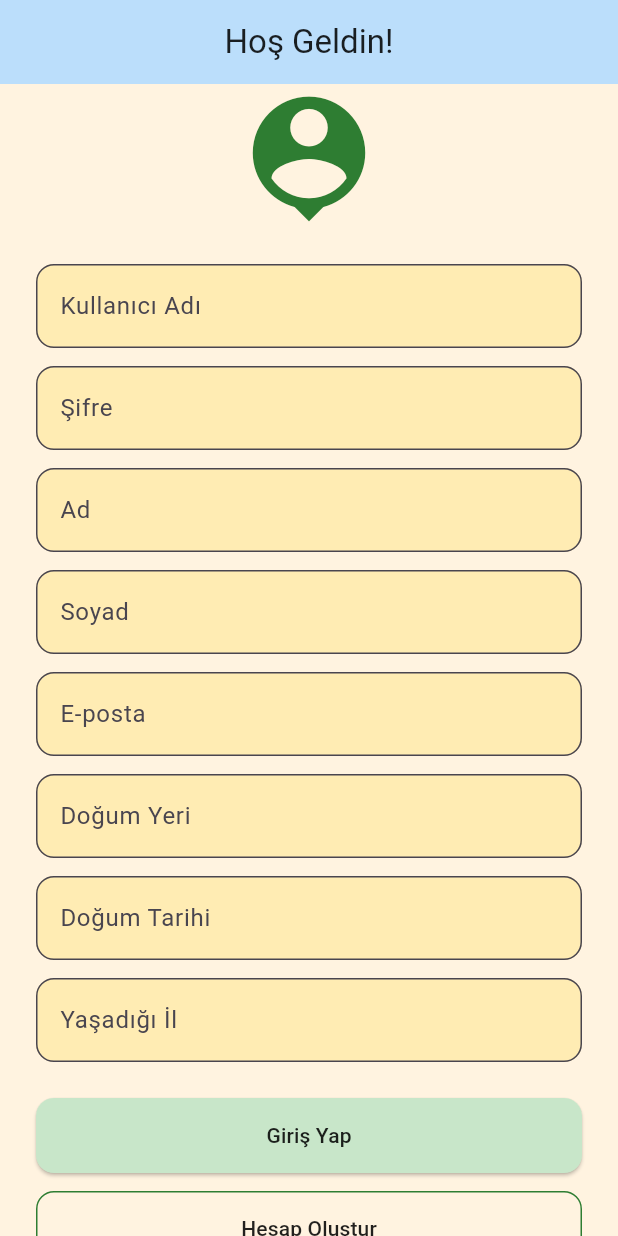
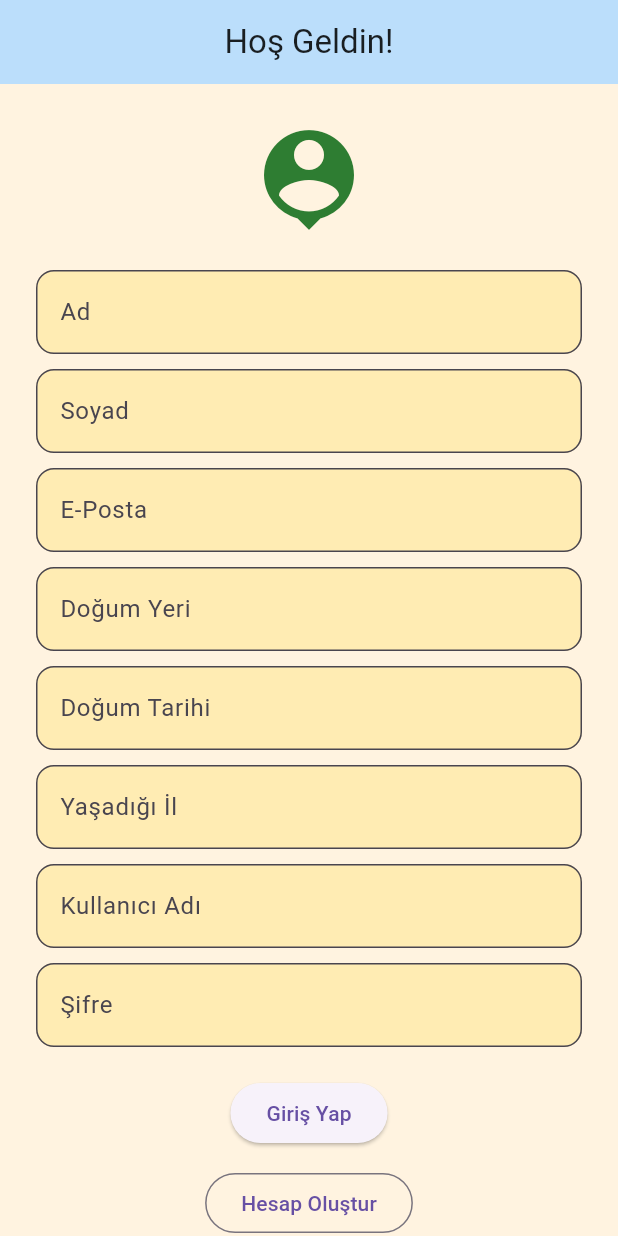
Before and after one commit to berfink0rkmaz/math_game_for_kids, a Flutter app: the screen it shows after launch, on a phone screen of 412 x 824 dp. Run offline on Flutter 3.47's test engine with Material 3 defaults, Android fonts, the phone set to English and light mode, and no system bars; our stand-ins replace shared_preferences.

Commit message:
e commit

```diff
--- a/lib/main.dart
+++ b/lib/main.dart
@@ -4,6 +4,7 @@ import 'package:math_game_for_kids/pages/home_page_addition.dart';
 import 'package:math_game_for_kids/pages/home_page_division.dart';
 import 'package:math_game_for_kids/pages/home_page_substraction.dart';
 import 'package:math_game_for_kids/pages/login_page.dart';
+import 'package:math_game_for_kids/pages/profile_page.dart';
 import 'pages/home_page_multipication.dart';
 
 void main() {
@@ -15,6 +16,7 @@ class MyApp extends StatelessWidget {
   Widget build(BuildContext context) {
     return MaterialApp(
       title: 'Math Game', // Uygulama başlığı
+      debugShowCheckedModeBanner: false,
       theme: ThemeData(
         primarySwatch: Colors.green, // Varsayılan tema rengi
       ),
@@ -22,12 +24,13 @@ class MyApp extends StatelessWidget {
 
       // Sayfa yönlendirmeleri (named routes)
       routes: {
-        '/login': (context) => const LoginPage(),                 // Giriş ekranı
-        '/home': (context) => const HomePage(),                   // Ana sayfa (eski)
+        '/login': (context) => const LoginPage(),                       // Giriş ekranı
+        '/home': (context) => const HomePage(),                         // Ana sayfa (oyun seçimi)
         '/multiplication': (context) => const HomePageMultiplication(), // Çarpma oyunu
         '/subtraction': (context) => const HomePageSubstraction(),      // Çıkarma oyunu
-        '/division': (context) => const HomePageDivision(),            // Bölme oyunu
-        '/addition': (context) => const HomePageAddition(),            // Toplama oyunu
+        '/division': (context) => const HomePageDivision(),             // Bölme oyunu
+        '/addition': (context) => const HomePageAddition(),             // Toplama oyunu
+        '/profile': (context) => const ProfilePage(),                   // Profil sayfası
       },
     );
   }
--- a/lib/pages/login_page.dart
+++ b/lib/pages/login_page.dart
@@ -9,24 +9,22 @@ class LoginPage extends StatefulWidget {
 }
 
 class _LoginPageState extends State<LoginPage> {
-  final TextEditingController _usernameController = TextEditingController();
-  final TextEditingController _passwordController = TextEditingController();
-  final TextEditingController _nameController = TextEditingController();
-  final TextEditingController _surnameController = TextEditingController();
-  final TextEditingController _emailController = TextEditingController();
-  final TextEditingController _birthPlaceController = TextEditingController();
-  final TextEditingController _birthDateController = TextEditingController();
-  final TextEditingController _cityController = TextEditingController();
-
   final _formKey = GlobalKey<FormState>();
+  final _usernameController = TextEditingController();
+  final _passwordController = TextEditingController();
+  final _nameController = TextEditingController();
+  final _surnameController = TextEditingController();
+  final _emailController = TextEditingController();
+  final _birthPlaceController = TextEditingController();
+  final _birthDateController = TextEditingController();
+  final _cityController = TextEditingController();
 
   void _validateLogin() async {
     if (_formKey.currentState!.validate()) {
       String username = _usernameController.text;
       String password = _passwordController.text;
 
-      bool isValid =
-      await PreferencesService().validateCredentials(username, password);
+      bool isValid = await PreferencesService().validateCredentials(username, password);
 
       if (isValid) {
         ScaffoldMessenger.of(context).showSnackBar(
@@ -43,12 +41,9 @@ class _LoginPageState extends State<LoginPage> {
 
   void _createAccount() async {
     if (_formKey.currentState!.validate()) {
-      String username = _usernameController.text;
-      String password = _passwordController.text;
-
       await PreferencesService().saveCredentials(
-        username: username,
-        password: password,
+        username: _usernameController.text,
+        password: _passwordController.text,
         name: _nameController.text,
         surname: _surnameController.text,
         email: _emailController.text,
@@ -63,6 +58,23 @@ class _LoginPageState extends State<LoginPage> {
     }
   }
 
+  Widget _buildTextField(String label, TextEditingController controller, {bool obscure = false}) {
+    return TextFormField(
+      controller: controller,
+      obscureText: obscure,
+      decoration: InputDecoration(
+        filled: true,
+        fillColor: const Color(0xFFFFECB3),
+        labelText: label,
+        border: OutlineInputBorder(borderRadius: BorderRadius.circular(12)),
+      ),
+      validator: (value) {
+        if (value == null || value.isEmpty) return "$label boş olamaz";
+        return null;
+      },
+    );
+  }
+
   @override
   Widget build(BuildContext context) {
     return Scaffold(
@@ -75,82 +87,35 @@ class _LoginPageState extends State<LoginPage> {
       ),
       body: Center(
         child: SingleChildScrollView(
-          padding: const EdgeInsets.symmetric(horizontal: 24),
+          padding: const EdgeInsets.all(24),
           child: Form(
             key: _formKey,
             child: Column(
               children: [
-                const Icon(Icons.person_pin, size: 100, color: Color(0xFF2E7D32)),
+                const Icon(Icons.person_pin, size: 80, color: Color(0xFF2E7D32)),
                 const SizedBox(height: 20),
-
+                _buildTextField("Ad", _nameController),
+                const SizedBox(height: 10),
+                _buildTextField("Soyad", _surnameController),
+                const SizedBox(height: 10),
+                _buildTextField("E-Posta", _emailController),
+                const SizedBox(height: 10),
+                _buildTextField("Doğum Yeri", _birthPlaceController),
+                const SizedBox(height: 10),
+                _buildTextField("Doğum Tarihi", _birthDateController),
+                const SizedBox(height: 10),
+                _buildTextField("Yaşadığı İl", _cityController),
+                const SizedBox(height: 10),
                 _buildTextField("Kullanıcı Adı", _usernameController),
-                const SizedBox(height: 12),
+                const SizedBox(height: 10),
                 _buildTextField("Şifre", _passwordController, obscure: true),
-                const SizedBox(height: 12),
-
-                _buildTextField("Ad", _nameController),
-                const SizedBox(height: 12),
-                _buildTextField("Soyad", _surnameController),
-                const SizedBox(height: 12),
-                _buildTextField("E-posta", _emailController),
-                const SizedBox(height: 12),
-                _buildTextField("Doğum Yeri", _birthPlaceController),
-                const SizedBox(height: 12),
-
-                TextFormField(
-                  controller: _birthDateController,
-                  readOnly: true,
-                  decoration: InputDecoration(
-                    labelText: "Doğum Tarihi",
-                    filled: true,
-                    fillColor: const Color(0xFFFFECB3),
-                    border: OutlineInputBorder(
-                      borderRadius: BorderRadius.circular(12),
-                    ),
-                  ),
-                  onTap: () async {
-                    DateTime? picked = await showDatePicker(
-                      context: context,
-                      initialDate: DateTime(2000),
-                      firstDate: DateTime(1900),
-                      lastDate: DateTime.now(),
-                    );
-                    if (picked != null) {
-                      _birthDateController.text =
-                      picked.toIso8601String().split('T')[0];
-                    }
-                  },
-                  validator: (value) =>
-                  value == null || value.isEmpty ? "Doğum tarihi boş olamaz" : null,
-                ),
-                const SizedBox(height: 12),
-
-                _buildTextField("Yaşadığı İl", _cityController),
-                const SizedBox(height: 24),
-
+                const SizedBox(height: 20),
                 ElevatedButton(
-                  style: ElevatedButton.styleFrom(
-                    backgroundColor: const Color(0xFFC8E6C9),
-                    foregroundColor: Colors.black87,
-                    minimumSize: const Size.fromHeight(50),
-                    shape: RoundedRectangleBorder(
-                      borderRadius: BorderRadius.circular(12),
-                    ),
-                  ),
                   onPressed: _validateLogin,
                   child: const Text("Giriş Yap"),
                 ),
                 const SizedBox(height: 12),
-
                 OutlinedButton(
-                  style: OutlinedButton.styleFrom(
-                    foregroundColor: Colors.black87,
-                    side: const BorderSide(color: Color(0xFF2E7D32)),
-                    minimumSize: const Size.fromHeight(50),
-                    shape: RoundedRectangleBorder(
-                      borderRadius: BorderRadius.circular(12),
-                    ),
-                  ),
                   onPressed: _createAccount,
                   child: const Text("Hesap Oluştur"),
                 ),
@@ -161,22 +126,4 @@ class _LoginPageState extends State<LoginPage> {
       ),
     );
   }
-
-  Widget _buildTextField(String label, TextEditingController controller,
-      {bool obscure = false}) {
-    return TextFormField(
-      controller: controller,
-      obscureText: obscure,
-      decoration: InputDecoration(
-        labelText: label,
-        filled: true,
-        fillColor: const Color(0xFFFFECB3),
-        border: OutlineInputBorder(
-          borderRadius: BorderRadius.circular(12),
-        ),
-      ),
-      validator: (value) =>
-      value == null || value.isEmpty ? '$label boş olamaz' : null,
-    );
-  }
 }
```
Also changed, not shown: lib/custom_drawer.dart (+12 -13 lines), lib/pages/home_page.dart (+4 -8 lines), lib/pages/home_page_substraction.dart (+4 -9 lines), lib/pages/profile_page.dart (+99 -33 lines).
